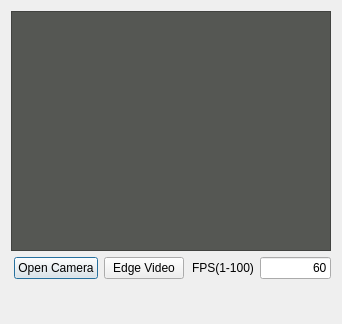
The window that demos/CameraViewer/src/gui/CamDlg.ui (KevinEmiya/simpleCV) describes before a commit, drawn with Qt 5.
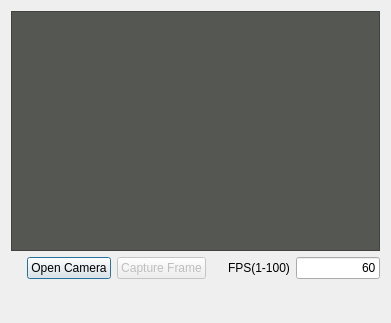
The same window after the commit.

Commit message: add frame capture to camviewer

```diff
--- a/demos/CameraViewer/src/gui/CamDlg.ui
+++ b/demos/CameraViewer/src/gui/CamDlg.ui
@@ -6,8 +6,8 @@
    <rect>
     <x>0</x>
     <y>0</y>
-    <width>338</width>
-    <height>324</height>
+    <width>391</width>
+    <height>323</height>
    </rect>
   </property>
   <property name="windowTitle">
@@ -59,9 +59,12 @@
       </widget>
      </item>
      <item>
-      <widget class="QPushButton" name="btnEdge">
+      <widget class="QPushButton" name="btnCap">
+       <property name="enabled">
+        <bool>false</bool>
+       </property>
        <property name="text">
-        <string>Edge Video</string>
+        <string>Capture Frame</string>
        </property>
       </widget>
      </item>
```
Left out of the diff: 3 changed lines with no effect on the pictures. The commit also changes 10 other files.
